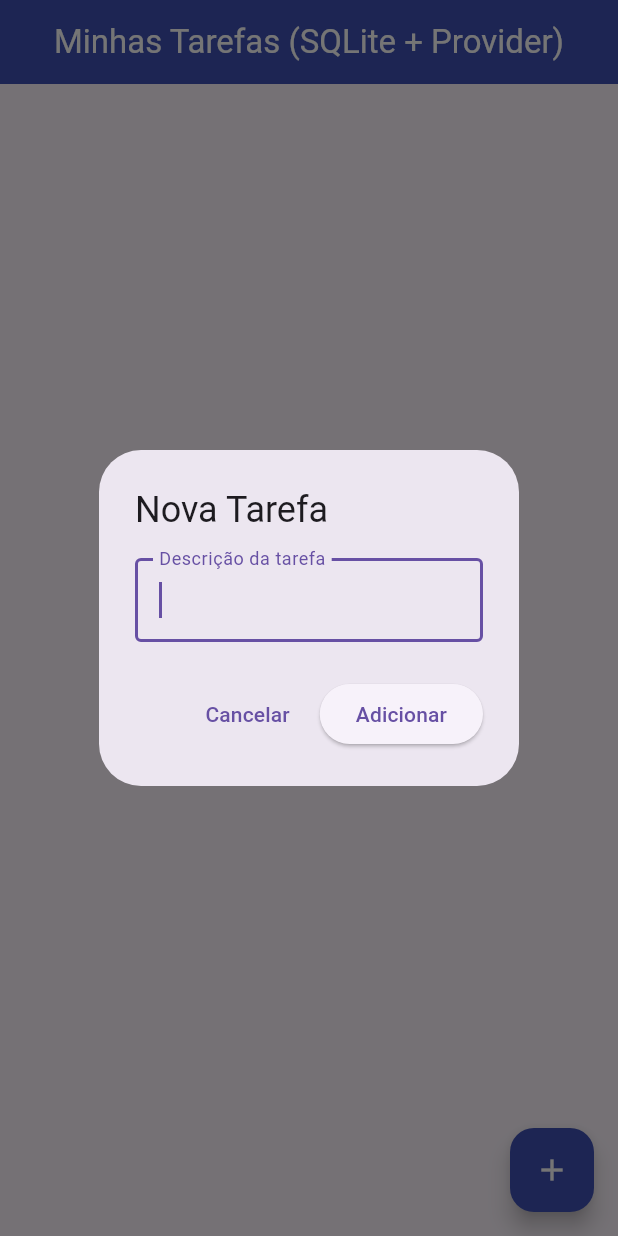
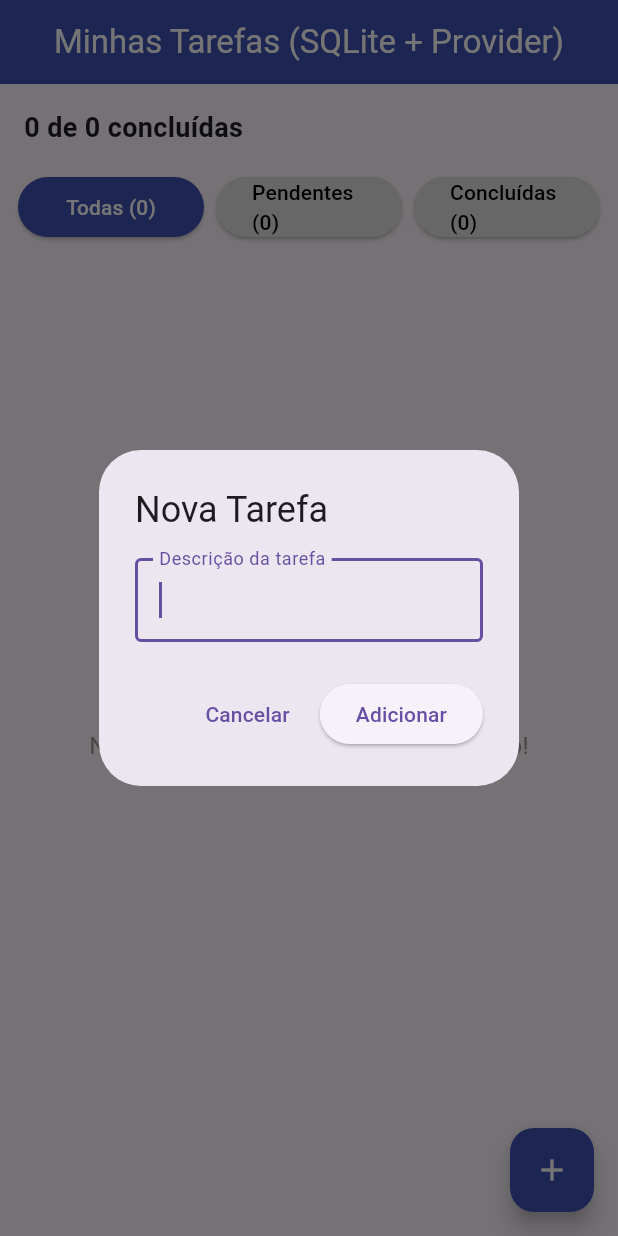
Before and after one commit to BinAlmeida/tarefas_provider_app, a Flutter app: the screen it shows after launch, after a tap on the "add" icon, on a phone screen of 412 x 824 dp. Run offline on Flutter 3.47's test engine with Material 3 defaults, Android fonts, the phone set to English and light mode, and no system bars; our stand-ins replace sqflite, sqflite_common_ffi_web; accounts and stored records are empty.

Commit message:
Exercício 2

```diff
--- a/lib/main.dart
+++ b/lib/main.dart
@@ -37,8 +37,15 @@ class TarefasApp extends StatelessWidget {
   }
 }
 
-class HomeScreen extends StatelessWidget {
+class HomeScreen extends StatefulWidget {
   const HomeScreen({super.key});
+
+  @override
+  State<HomeScreen> createState() => _HomeScreenState();
+}
+
+class _HomeScreenState extends State<HomeScreen> {
+  int _filtroSelecionado = 0;
 
   void _exibirDialogNovaTarefa(BuildContext context) {
     final controller = TextEditingController();
@@ -95,25 +102,29 @@ class HomeScreen extends StatelessWidget {
             );
           }
 
-          if (provider.tarefas.isEmpty) {
-            return const Center(
-              child: Text(
-                'Nenhuma tarefa cadastrada ainda!',
-                style: TextStyle(
-                  fontSize: 16,
-                  color: Colors.grey,
-                ),
-              ),
-            );
-          }
-
-          // Quantidade total de tarefas
           final totalTarefas = provider.tarefas.length;
 
-          // Quantidade de tarefas concluídas
           final tarefasConcluidas = provider.tarefas
               .where((tarefa) => tarefa.concluida)
               .length;
+
+          final tarefasPendentes = provider.tarefas
+              .where((tarefa) => !tarefa.concluida)
+              .length;
+
+          List tarefasFiltradas;
+
+          if (_filtroSelecionado == 1) {
+            tarefasFiltradas = provider.tarefas
+                .where((tarefa) => !tarefa.concluida)
+                .toList();
+          } else if (_filtroSelecionado == 2) {
+            tarefasFiltradas = provider.tarefas
+                .where((tarefa) => tarefa.concluida)
+                .toList();
+          } else {
+            tarefasFiltradas = provider.tarefas;
+          }
 
           return Column(
             children: [
@@ -131,11 +142,90 @@ class HomeScreen extends StatelessWidget {
                 ),
               ),
 
+              Padding(
+                padding: const EdgeInsets.symmetric(horizontal: 12),
+                child: Row(
+                  children: [
+                    Expanded(
+                      child: ElevatedButton(
+                        onPressed: () {
+                          setState(() {
+                            _filtroSelecionado = 0;
+                          });
+                        },
+                        style: ElevatedButton.styleFrom(
+                          backgroundColor: _filtroSelecionado == 0
+                              ? Colors.indigo
+                              : Colors.grey.shade300,
+                          foregroundColor: _filtroSelecionado == 0
+                              ? Colors.white
+                              : Colors.black,
+                        ),
+                        child: Text('Todas ($totalTarefas)'),
+                      ),
+                    ),
+                    const SizedBox(width: 8),
+                    Expanded(
+                      child: ElevatedButton(
+                        onPressed: () {
+                          setState(() {
+                            _filtroSelecionado = 1;
+                          });
+                        },
+                        style: ElevatedButton.styleFrom(
+                          backgroundColor: _filtroSelecionado == 1
+                              ? Colors.indigo
+                              : Colors.grey.shade300,
+                          foregroundColor: _filtroSelecionado == 1
+                              ? Colors.white
+                              : Colors.black,
+                        ),
+                        child: Text('Pendentes ($tarefasPendentes)'),
+                      ),
+                    ),
+                    const SizedBox(width: 8),
+                    Expanded(
+                      child: ElevatedButton(
+                        onPressed: () {
+                          setState(() {
+                            _filtroSelecionado = 2;
+                          });
+                        },
+                        style: ElevatedButton.styleFrom(
+                          backgroundColor: _filtroSelecionado == 2
+                              ? Colors.indigo
+                              : Colors.grey.shade300,
+                          foregroundColor: _filtroSelecionado == 2
+                              ? Colors.white
+                              : Colors.black,
+                        ),
+                        child: Text('Concluídas ($tarefasConcluidas)'),
+                      ),
+                    ),
+                  ],
+                ),
+              ),
+
+              const SizedBox(height: 8),
+
+              if (tarefasFiltradas.isEmpty)
+                const Expanded(
+                  child: Center(
+                    child: Text(
+                      'Nenhuma tarefa encontrada neste filtro!',
+                      style: TextStyle(
+                        fontSize: 16,
+                        color: Colors.grey,
+                      ),
+                    ),
+                  ),
+                )
+              else
                 Expanded(
                   child: ListView.builder(
-                  itemCount: provider.tarefas.length,
+                    itemCount: tarefasFiltradas.length,
                     itemBuilder: (ctx, index) {
-                    final tarefa = provider.tarefas[index];
+                      final tarefa = tarefasFiltradas[index];
 
                       return Card(
                         margin: const EdgeInsets.symmetric(
```
Lines whose indentation alone changed are shown as unchanged.
